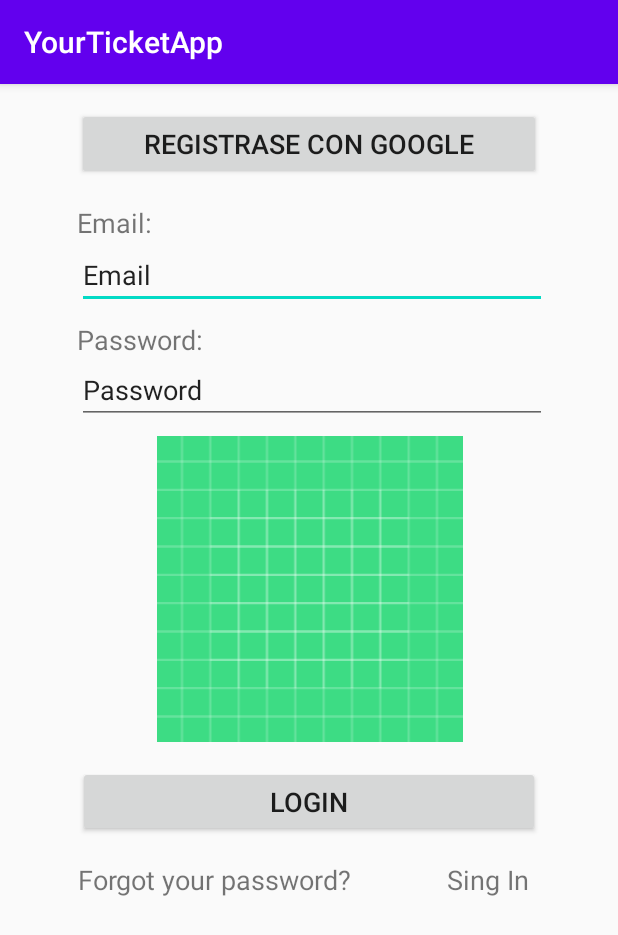
After one commit to ryukens/YourTicketApp, an Android app: the LoginActivity screen opened directly, with no data from a screen before it, on a phone screen of 412 x 824 dp. The commit adds this screen. Shown: the top 935 px of the screen. Run offline under Robolectric (Android 15) with nearby library versions, the phone set to English and light mode, and no system bars.

Commit message:
Login Pantalla
Definir logo

```diff
--- a/app/src/main/AndroidManifest.xml
+++ b/app/src/main/AndroidManifest.xml
@@ -9,6 +9,7 @@
         android:roundIcon="@mipmap/ic_launcher_round"
         android:supportsRtl="true"
         android:theme="@style/AppTheme">
+        <activity android:name=".LoginActivity"></activity>
         <activity android:name=".MainActivity">
             <intent-filter>
                 <action android:name="android.intent.action.MAIN" />
--- /dev/null
+++ b/app/src/main/java/com/moralesjuan/yourticketapp/LoginActivity.kt
@@ -0,0 +1,11 @@
+package com.moralesjuan.yourticketapp
+
+import androidx.appcompat.app.AppCompatActivity
+import android.os.Bundle
+
+class LoginActivity : AppCompatActivity() {
+    override fun onCreate(savedInstanceState: Bundle?) {
+        super.onCreate(savedInstanceState)
+        setContentView(R.layout.activity_login)
+    }
+}
--- /dev/null
+++ b/app/src/main/res/layout/activity_login.xml
@@ -0,0 +1,115 @@
+<?xml version="1.0" encoding="utf-8"?>
+<androidx.constraintlayout.widget.ConstraintLayout xmlns:android="http://schemas.android.com/apk/res/android"
+    xmlns:app="http://schemas.android.com/apk/res-auto"
+    xmlns:tools="http://schemas.android.com/tools"
+    android:id="@+id/buttonRegistraseGoogle"
+    android:layout_width="match_parent"
+    android:layout_height="match_parent"
+    tools:context=".LoginActivity">
+
+    <Button
+        android:id="@+id/button"
+        android:layout_width="309dp"
+        android:layout_height="48dp"
+        android:layout_marginStart="16dp"
+        android:layout_marginTop="16dp"
+        android:layout_marginEnd="16dp"
+        android:text="@string/registrase_con_google"
+        android:textSize="18sp"
+        app:layout_constraintEnd_toEndOf="parent"
+        app:layout_constraintStart_toStartOf="parent"
+        app:layout_constraintTop_toTopOf="parent" />
+
+    <TextView
+        android:id="@+id/tVEmail"
+        android:layout_width="wrap_content"
+        android:layout_height="wrap_content"
+        android:layout_marginTop="16dp"
+        android:text="@string/email"
+        android:textSize="18sp"
+        app:layout_constraintStart_toStartOf="@+id/button"
+        app:layout_constraintTop_toBottomOf="@+id/button" />
+
+    <EditText
+        android:id="@+id/editTextEmail"
+        android:layout_width="313dp"
+        android:layout_height="45dp"
+        android:layout_marginEnd="16dp"
+        android:ems="10"
+        android:inputType="textPersonName"
+        android:text="Email"
+        app:layout_constraintEnd_toEndOf="parent"
+        app:layout_constraintHorizontal_bias="0.0"
+        app:layout_constraintStart_toStartOf="@+id/tVEmail"
+        app:layout_constraintTop_toBottomOf="@+id/tVEmail" />
+
+    <TextView
+        android:id="@+id/tVPassword"
+        android:layout_width="wrap_content"
+        android:layout_height="wrap_content"
+        android:layout_marginTop="8dp"
+        android:text="@string/passwordOption"
+        android:textSize="18sp"
+        app:layout_constraintStart_toStartOf="@+id/editTextEmail"
+        app:layout_constraintTop_toBottomOf="@+id/editTextEmail" />
+
+    <EditText
+        android:id="@+id/editTextTextPersonName2"
+        android:layout_width="313dp"
+        android:layout_height="44dp"
+        android:ems="10"
+        android:inputType="textPersonName"
+        android:text="@string/password"
+        app:layout_constraintEnd_toEndOf="@+id/editTextEmail"
+        app:layout_constraintStart_toStartOf="@+id/tVPassword"
+        app:layout_constraintTop_toBottomOf="@+id/tVPassword"
+        android:autofillHints="" />
+
+    <ImageView
+        android:id="@+id/imageView"
+        android:layout_width="358dp"
+        android:layout_height="204dp"
+        android:layout_marginStart="4dp"
+        android:layout_marginTop="8dp"
+        android:layout_marginEnd="4dp"
+        app:layout_constraintEnd_toEndOf="parent"
+        app:layout_constraintStart_toStartOf="parent"
+        app:layout_constraintTop_toBottomOf="@+id/editTextTextPersonName2"
+        app:srcCompat="@drawable/ic_launcher_background"
+        android:contentDescription="TODO" />
+
+    <Button
+        android:id="@+id/button2"
+        android:layout_width="308dp"
+        android:layout_height="47dp"
+        android:layout_marginStart="16dp"
+        android:layout_marginTop="16dp"
+        android:layout_marginEnd="16dp"
+        android:text="@string/login"
+        android:textSize="18sp"
+        app:layout_constraintEnd_toEndOf="parent"
+        app:layout_constraintStart_toStartOf="parent"
+        app:layout_constraintTop_toBottomOf="@+id/imageView" />
+
+    <TextView
+        android:id="@+id/buttonRestartPassword"
+        android:layout_width="201dp"
+        android:layout_height="30dp"
+        android:layout_marginTop="16dp"
+        android:text="@string/forgot_your_password"
+        android:textSize="18sp"
+        app:layout_constraintStart_toStartOf="@+id/button2"
+        app:layout_constraintTop_toBottomOf="@+id/button2" />
+
+    <TextView
+        android:id="@+id/textView4"
+        android:layout_width="62dp"
+        android:layout_height="30dp"
+        android:layout_marginTop="16dp"
+        android:text="@string/sing_in"
+        android:textSize="18sp"
+        app:layout_constraintEnd_toEndOf="@+id/button2"
+        app:layout_constraintHorizontal_bias="1.0"
+        app:layout_constraintStart_toEndOf="@+id/buttonRestartPassword"
+        app:layout_constraintTop_toBottomOf="@+id/button2" />
+</androidx.constraintlayout.widget.ConstraintLayout>
--- a/app/src/main/res/values/strings.xml
+++ b/app/src/main/res/values/strings.xml
@@ -1,3 +1,10 @@
 <resources>
     <string name="app_name">YourTicketApp</string>
+    <string name="registrase_con_google">Registrase con Google</string>
+    <string name="email">Email:</string>
+    <string name="forgot_your_password">Forgot your password?</string>
+    <string name="sing_in">Sing In</string>
+    <string name="password">Password</string>
+    <string name="passwordOption">Password:</string>
+    <string name="login">Login</string>
 </resources>
```
